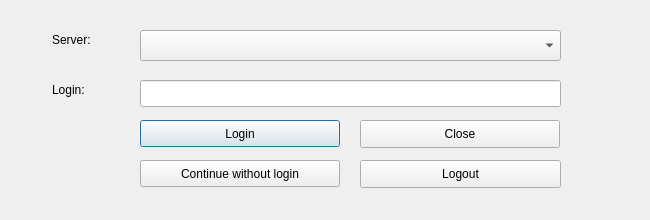
Qt form dlg_ConnectionManager.ui (LESPROJEKT/qgis-layman-plugin) before a commit.
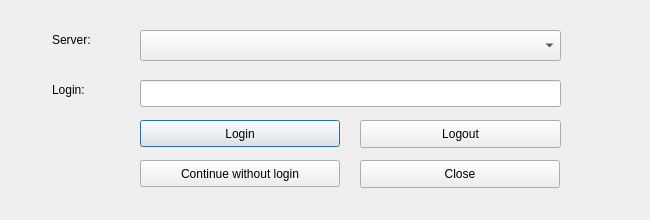
The same form after that commit.

What changed in the file:
```diff
--- a/dlg_ConnectionManager.ui
+++ b/dlg_ConnectionManager.ui
@@ -51,7 +51,7 @@
    <property name="geometry">
     <rect>
      <x>360</x>
-     <y>120</y>
+     <y>160</y>
      <width>200</width>
      <height>28</height>
     </rect>
@@ -129,7 +129,7 @@
    <property name="geometry">
     <rect>
      <x>322</x>
-     <y>197</y>
+     <y>200</y>
      <width>251</width>
      <height>20</height>
     </rect>
@@ -155,7 +155,7 @@
    <property name="geometry">
     <rect>
      <x>360</x>
-     <y>160</y>
+     <y>120</y>
      <width>201</width>
      <height>28</height>
     </rect>
```
